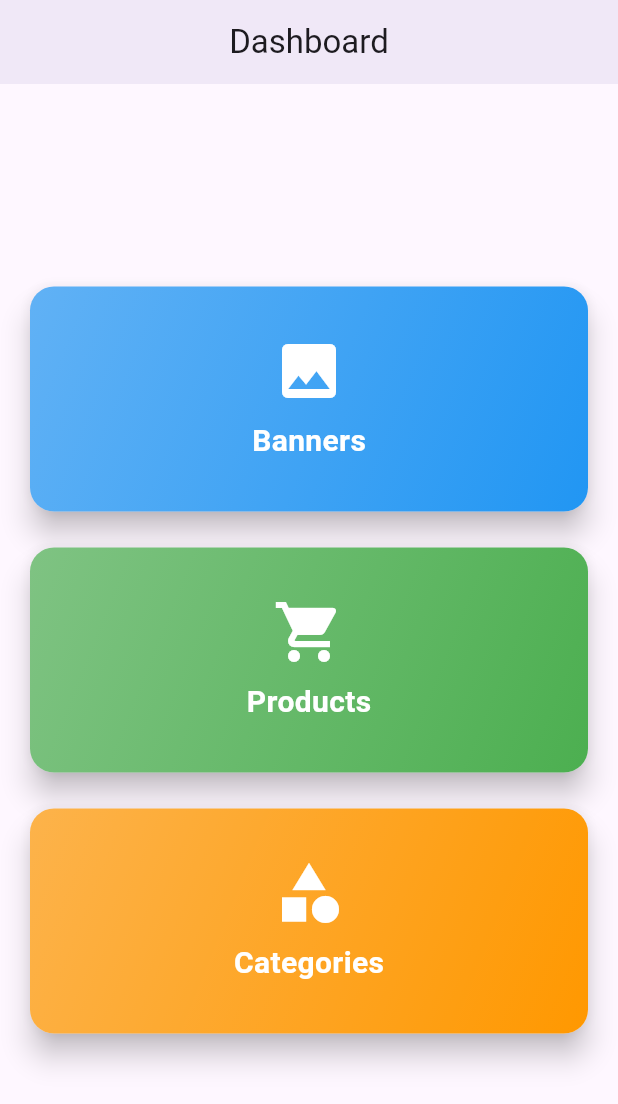
After one commit to mostafamahmoud145/furniture_app, a Flutter app: the DashboardPage screen opened by its route, on a phone screen of 412 x 824 dp. The commit adds this screen. Shown: the top 1104 px of the screen. Run offline on Flutter 3.47's test engine with Material 3 defaults, Android fonts, the phone set to English and light mode, and no system bars; our stand-ins replace auto_size_text, bloc, cached_network_image, cloud_firestore, device_preview, firebase_core and 5 more; missing offline and left inert: firebase_pagination; accounts and stored records are empty.

Commit message:
- complete dashboard

```diff
--- /dev/null
+++ b/lib/features/dashboard/categories/view_model/get_categories_cubit/get_categories_cubit.dart
@@ -0,0 +1,24 @@
+import 'package:bloc/bloc.dart';
+import 'package:furniture_app/features/dashboard/categories/data/model/category_model.dart';
+import 'package:furniture_app/features/dashboard/categories/data/repos/category_repository.dart';
+import 'package:meta/meta.dart';
+
+part 'get_categories_state.dart';
+
+class GetCategoriesCubit extends Cubit<GetCategoriesState> {
+  GetCategoriesCubit() : super(GetCategoriesInitial());
+
+  final CategoryRepository repository = CategoryRepository();
+
+  Future<void> getCategories() async {
+    emit(GetCategoriesLoading());
+    try {
+      final categories = await repository.getCategories();
+      emit(GetCategoriesSuccess(categories: categories));
+      print('Valid Categories: $categories');
+    } catch (e) {
+      print('Error: $e');
+      emit(GetCategoriesError());
+    }
+  }
+}
--- /dev/null
+++ b/lib/features/dashboard/categories/view_model/get_categories_cubit/get_categories_state.dart
@@ -0,0 +1,15 @@
+part of 'get_categories_cubit.dart';
+
+@immutable
+sealed class GetCategoriesState {}
+
+final class GetCategoriesInitial extends GetCategoriesState {}
+
+final class GetCategoriesLoading extends GetCategoriesState {}
+
+final class GetCategoriesSuccess extends GetCategoriesState {
+  final List<CategoryModel> categories;
+  GetCategoriesSuccess({required this.categories});
+}
+
+final class GetCategoriesError extends GetCategoriesState {}
--- /dev/null
+++ b/lib/features/dashboard/dashboard_page.dart
@@ -0,0 +1,130 @@
+import 'package:flutter/material.dart';
+import 'package:furniture_app/route/routes_names.dart';
+import 'package:go_router/go_router.dart';
+
+class DashboardPage extends StatelessWidget {
+  const DashboardPage({super.key});
+
+  @override
+  Widget build(BuildContext context) {
+    return Scaffold(
+      appBar: AppBar(
+        title: const Text('Dashboard'),
+        centerTitle: true,
+        elevation: 4,
+      ),
+      body: Padding(
+        padding: const EdgeInsets.all(16.0),
+        child: Column(
+          mainAxisAlignment: MainAxisAlignment.center,
+          crossAxisAlignment: CrossAxisAlignment.stretch,
+          children: [
+            _buildDashboardCard(
+              context,
+              title: "Banners",
+              icon: Icons.image,
+              color: Colors.blue,
+              onTap: () {
+                GoRouter.of(context).push(RoutersNames.viewBanners);
+              },
+            ),
+            const SizedBox(height: 16),
+            _buildDashboardCard(
+              context,
+              title: "Products",
+              icon: Icons.shopping_cart,
+              color: Colors.green,
+              onTap: () {
+                GoRouter.of(context).push(RoutersNames.viewProducts);
+              },
+            ),
+            const SizedBox(height: 16),
+            _buildDashboardCard(
+              context,
+              title: "Categories",
+              icon: Icons.category,
+              color: Colors.orange,
+              onTap: () {
+                GoRouter.of(context).push(RoutersNames.viewCategories);
+              },
+            ),
+          ],
+        ),
+      ),
+    );
+  }
+
+  Widget _buildDashboardCard(
+    BuildContext context, {
+    required String title,
+    required IconData icon,
+    required Color color,
+    required VoidCallback onTap,
+  }) {
+    return GestureDetector(
+      onTap: onTap,
+      child: Card(
+        elevation: 8,
+        shape: RoundedRectangleBorder(
+          borderRadius: BorderRadius.circular(16),
+        ),
+        child: Container(
+          height: 150,
+          decoration: BoxDecoration(
+            borderRadius: BorderRadius.circular(16),
+            gradient: LinearGradient(
+              colors: [
+                color.withOpacity(0.7),
+                color,
+              ],
+              begin: Alignment.topLeft,
+              end: Alignment.bottomRight,
+            ),
+          ),
+          child: Center(
+            child: Column(
+              mainAxisSize: MainAxisSize.min,
+              children: [
+                Icon(
+                  icon,
+                  size: 48,
+                  color: Colors.white,
+                ),
+                const SizedBox(height: 8),
+                Text(
+                  title,
+                  style: const TextStyle(
+                    fontSize: 20,
+                    fontWeight: FontWeight.bold,
+                    color: Colors.white,
+                  ),
+                ),
+              ],
+            ),
+          ),
+        ),
+      ),
+    );
+  }
+}
+
+class PlaceholderPage extends StatelessWidget {
+  final String title;
+
+  const PlaceholderPage({super.key, required this.title});
+
+  @override
+  Widget build(BuildContext context) {
+    return Scaffold(
+      appBar: AppBar(
+        title: Text(title),
+      ),
+      body: Center(
+        child: Text(
+          "$title Page",
+          style: const TextStyle(fontSize: 24),
+        ),
+      ),
+    );
+  }
+}
--- a/lib/features/dashboard/products/view/components/buttons/submit_product_button.dart
+++ b/lib/features/dashboard/products/view/components/buttons/submit_product_button.dart
@@ -30,6 +30,7 @@ class SubmitProductButton extends StatelessWidget {
                 price: state.price,
                 isBestSeller: state.isBestSeller,
                 productCode: state.productCode,
+                categoryId: state.categoryId!,
                 mainImage: state.mainImage,
                 optionalImages: state.optionalImages,
                 existingImageUrls: state.existingImageUrls,
--- a/lib/features/dashboard/products/view_model/product_form_cubit/product_form_cubit.dart
+++ b/lib/features/dashboard/products/view_model/product_form_cubit/product_form_cubit.dart
@@ -33,6 +33,7 @@ class ProductFormCubit extends Cubit<ProductFormState> {
     num? price,
     bool? isBestSeller,
     String? productCode,
+    String? categoryId,
     Uint8List? mainImage,
     List<Uint8List?>? optionalImages,
   }) {
@@ -42,6 +43,7 @@ class ProductFormCubit extends Cubit<ProductFormState> {
       price: price,
       isBestSeller: isBestSeller,
       productCode: productCode,
+      categoryId: categoryId,
       mainImage: mainImage,
       optionalImages: optionalImages,
     ));
--- a/lib/features/dashboard/products/view_model/product_form_cubit/product_form_state.dart
+++ b/lib/features/dashboard/products/view_model/product_form_cubit/product_form_state.dart
@@ -1,10 +1,12 @@
 part of 'product_form_cubit.dart';
+
 class ProductFormState {
   final String name;
   final String description;
   final num price;
   final bool isBestSeller;
   final String productCode;
+  final String? categoryId;
   final List<String> existingImageUrls;
   final Uint8List? mainImage;
   final List<Uint8List?> optionalImages;
@@ -15,6 +17,7 @@ class ProductFormState {
     this.price = 0,
     this.isBestSeller = false,
     this.productCode = '',
+    this.categoryId,
     this.existingImageUrls = const [],
     this.mainImage,
     this.optionalImages = const [null, null, null],
@@ -26,6 +29,7 @@ class ProductFormState {
     num? price,
     bool? isBestSeller,
     String? productCode,
+    String? categoryId,
     List<String>? existingImageUrls,
     Uint8List? mainImage,
     List<Uint8List?>? optionalImages,
@@ -36,6 +40,7 @@ class ProductFormState {
       price: price ?? this.price,
       isBestSeller: isBestSeller ?? this.isBestSeller,
       productCode: productCode ?? this.productCode,
+      categoryId: categoryId ?? this.categoryId,
       existingImageUrls: existingImageUrls ?? this.existingImageUrls,
       mainImage: mainImage ?? this.mainImage,
       optionalImages: optionalImages ?? this.optionalImages,
--- a/lib/features/dashboard/products/view_model/product_submission_cubit/product_submission_cubit.dart
+++ b/lib/features/dashboard/products/view_model/product_submission_cubit/product_submission_cubit.dart
@@ -22,6 +22,7 @@ class ProductSubmissionCubit extends Cubit<ProductSubmissionState> {
     required num price,
     required bool isBestSeller,
     required String productCode,
+    required String categoryId,
     Uint8List? mainImage,
     List<Uint8List?> optionalImages = const [null, null, null],
     required List<String> existingImageUrls,
@@ -78,6 +79,7 @@ class ProductSubmissionCubit extends Cubit<ProductSubmissionState> {
         images: uploadedImageUrls,
         isBestSeller: isBestSeller,
         productCode: productCode,
+        categoryId: categoryId,
       );
 
       // Determine Add or Update
--- a/lib/features/products/data/models/product_model.dart
+++ b/lib/features/products/data/models/product_model.dart
@@ -6,6 +6,7 @@ class ProductModel {
   List<String> images;
   bool isBestSeller;
   String productCode;
+  String categoryId;
   ProductModel({
     required this.name,
     required this.description,
@@ -14,6 +15,7 @@ class ProductModel {
     required this.images,
     required this.isBestSeller,
     required this.productCode,
+    required this.categoryId,
   });
 
   factory ProductModel.fromJson(Map<String, dynamic> json) {
@@ -28,6 +30,7 @@ class ProductModel {
           [],
       isBestSeller: json['isBestSeller'],
       productCode: json['productCode'],
+      categoryId: json['categoryId'],
     );
   }
 
@@ -40,6 +43,7 @@ class ProductModel {
       'images': images,
       'isBestSeller': isBestSeller,
       'productCode': productCode,
+      'categoryId': categoryId
     };
   }
 }
--- a/lib/route/router_config.dart
+++ b/lib/route/router_config.dart
@@ -5,17 +5,12 @@ import 'package:furniture_app/features/dashboard/banners/view/pages/view_banners
 import 'package:furniture_app/features/dashboard/categories/data/model/category_model.dart';
 import 'package:furniture_app/features/dashboard/categories/view/pages/add_category_page.dart';
 import 'package:furniture_app/features/dashboard/categories/view/pages/view_categories_page.dart';
-import 'package:furniture_app/features/home/view/pages/home_page.dart';
+import 'package:furniture_app/features/dashboard/dashboard_page.dart';
+import 'package:furniture_app/features/dashboard/login_page.dart';
 import 'package:furniture_app/features/products/data/models/product_model.dart';
 import 'package:furniture_app/features/dashboard/products/view/pages/add_product_page.dart';
-import 'package:furniture_app/features/products/view/pages/product_details_page.dart';
-import 'package:furniture_app/features/products/view/pages/products_page.dart';
 import 'package:furniture_app/features/dashboard/products/view/pages/view_products_page.dart';
 import 'package:furniture_app/route/routes_names.dart';
-import 'package:furniture_app/screen1.dart';
-import 'package:furniture_app/screen1_section1.dart';
-import 'package:furniture_app/screen2.dart';
-import 'package:furniture_app/screen3.dart';
 import 'package:go_router/go_router.dart';
 
 class RouteConfig {
@@ -76,48 +71,38 @@ class RouteConfig {
             ));
           }),
 
-      // GoRoute(
-      //   path: '/',
-      //   name: RoutersNames.viewProducts,
-      //   pageBuilder: (context, state) =>
-      //       const MaterialPage(child: ViewProductsPage()),
-      // ),
-
-      // GoRoute(
-      //   path: '/',
-      //   name: RoutersNames.viewCategories,
-      //   pageBuilder: (context, state) =>
-      //       const MaterialPage(child: ViewCategoriesPage()),
-      // ),
+      GoRoute(
+        path: '/viewProducts',
+        name: RoutersNames.viewProducts,
+        pageBuilder: (context, state) =>
+            const MaterialPage(child: ViewProductsPage()),
+      ),
 
       GoRoute(
-        path: '/',
+        path: '/viewCategories',
+        name: RoutersNames.viewCategories,
+        pageBuilder: (context, state) =>
+            const MaterialPage(child: ViewCategoriesPage()),
+      ),
+
+      GoRoute(
+        path: '/viewBanners',
         name: RoutersNames.viewBanners,
         pageBuilder: (context, state) =>
             const MaterialPage(child: ViewBannersPage()),
       ),
 
       GoRoute(
-          path: '/screen1',
-          name: RoutersNames.screen1,
-          pageBuilder: (context, state) => const MaterialPage(child: Screen1()),
-          routes: [
-            GoRoute(
-              path: 'section1',
-              name: RoutersNames.screen1Section1,
-              pageBuilder: (context, state) =>
-                  const MaterialPage(child: Screen1Section1()),
-            ),
-          ]),
+        path: '/dashboard',
+        name: RoutersNames.dashboard,
+        pageBuilder: (context, state) =>
+            const MaterialPage(child: DashboardPage()),
+      ),
+
       GoRoute(
-        path: '/screen2',
-        name: RoutersNames.screen2,
-        pageBuilder: (context, state) => const MaterialPage(child: Screen2()),
-      ),
-      GoRoute(
-        path: '/screen3',
-        name: RoutersNames.screen3,
-        pageBuilder: (context, state) => const MaterialPage(child: Screen3()),
+        path: '/',
+        name: RoutersNames.login,
+        pageBuilder: (context, state) => const MaterialPage(child: LoginPage()),
       ),
     ],
     errorBuilder: (context, state) => Scaffold(
--- a/lib/route/routes_names.dart
+++ b/lib/route/routes_names.dart
@@ -1,16 +1,13 @@
 class RoutersNames {
-  static const String splash = '/';
   static const String home = '/home';
   static const String products = '/products';
   static const String productDetails = '/productDetails';
+  static const String login = '/login';
+  static const String dashboard = '/dashboard';
   static const String addProduct = '/addProduct';
   static const String addCategory = '/addCategory';
   static const String addBanner = '/addBanner';
   static const String viewProducts = '/viewProducts';
   static const String viewCategories = '/viewCategories';
   static const String viewBanners = '/viewBanners';
-  static const String screen1 = '/screen1';
-  static const String screen1Section1 = '/section1';
-  static const String screen2 = '/screen2';
-  static const String screen3 = '/screen3';
 }
```
Also changed, not shown: lib/features/dashboard/categories/data/repos/category_repository.dart (+26 -0 lines), lib/features/dashboard/login_page.dart (added, +131 -0 lines), lib/features/dashboard/products/view/pages/add_product_page.dart (+54 -7 lines).
